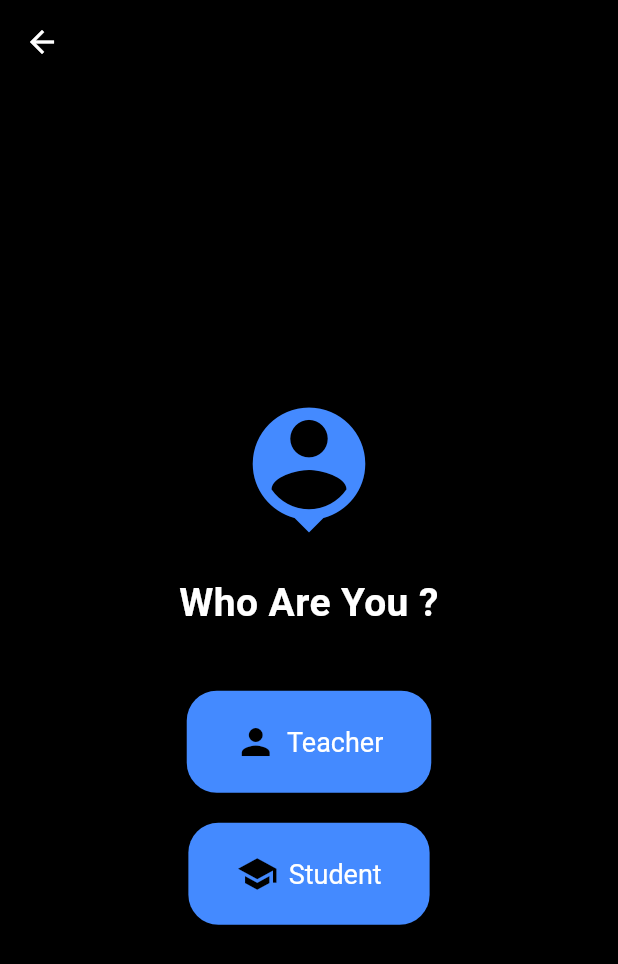
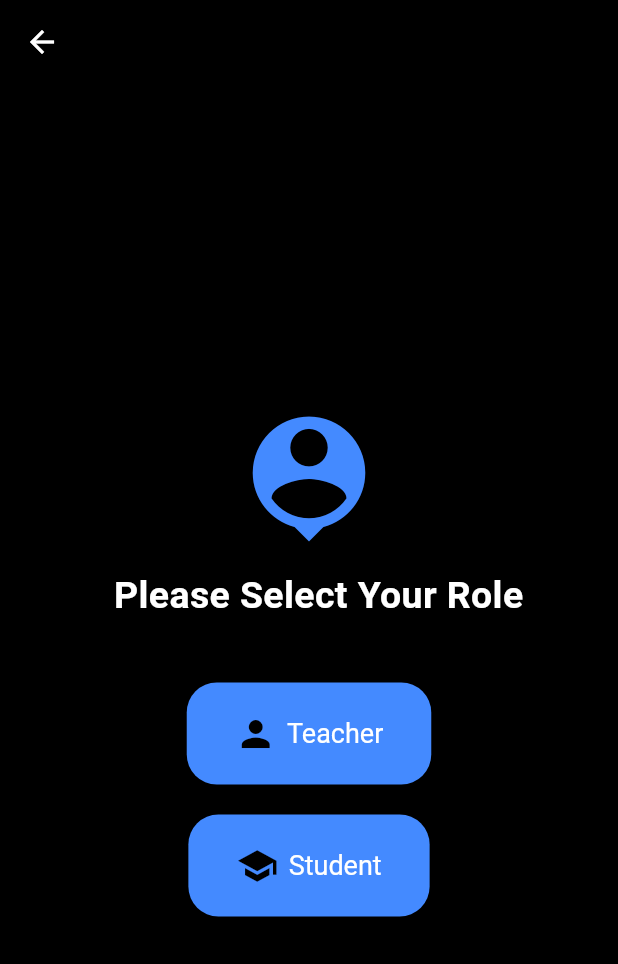
Before and after one commit to Adi230920/Coaching-App, a Flutter app: the RoleSelectionScreen screen opened by its route, on a phone screen of 412 x 824 dp. Shown: the top 964 px of the screen. Run offline on Flutter 3.47's test engine with Material 3 defaults, Android fonts, the phone set to English and light mode, and no system bars.

Commit message:
16 July Commit

```diff
--- a/lib/screens/role_selection_screen.dart
+++ b/lib/screens/role_selection_screen.dart
@@ -15,17 +15,17 @@ class RoleSelectionScreen extends StatelessWidget {
       ),
       body: Center(
         child: Padding(
-          padding: const EdgeInsets.all(24.0),
+          padding: const EdgeInsets.all(10.0),
           child: Column(
             mainAxisAlignment: MainAxisAlignment.center,
             children: [
               const Icon(Icons.person_pin, size: 100, color: Colors.blueAccent),
-              const SizedBox(height: 20),
+              const SizedBox(height: 10),
               const Text(
-                'Who Are You ?',
+                '  Please Select Your Role',
                 textAlign: TextAlign.center,
                 style: TextStyle(
-                  fontSize: 26,
+                  fontSize: 25,
                   fontWeight: FontWeight.bold,
                   color: Colors.white,
                 ),
--- a/lib/screens/splash_screen.dart
+++ b/lib/screens/splash_screen.dart
@@ -28,15 +28,15 @@ class SplashScreen extends StatelessWidget {
                 ),
               ),
               child: Image.asset(
-                'assets/icon/app_icon.png',
+                'assets/icon/app_icon_new.png',
                 fit: BoxFit.contain,
               ),
             ),
             const SizedBox(height: 20),
             const Text(
-              'Coaching App',
+              'Coachify',
               style: TextStyle(
-                fontSize: 28,
+                fontSize: 30,
                 color: Colors.white,
                 fontWeight: FontWeight.bold,
               ),
--- a/pubspec.yaml
+++ b/pubspec.yaml
@@ -21,11 +21,11 @@ dev_dependencies:
 flutter_icons:
   android: true
   ios: true
-  image_path: "assets/icon/app_icon.png"
+  image_path: "assets/icon/app_icon_new.png"
   min_sdk_android: 21
 
 flutter:
   uses-material-design: true
 
   assets:
-    - assets/icon/app_icon.png
+    - assets/icon/app_icon_new.png
```
Also changed, not shown: assets/icon/app_icon.png (deleted), assets/icon/app_icon_new.png (added).
